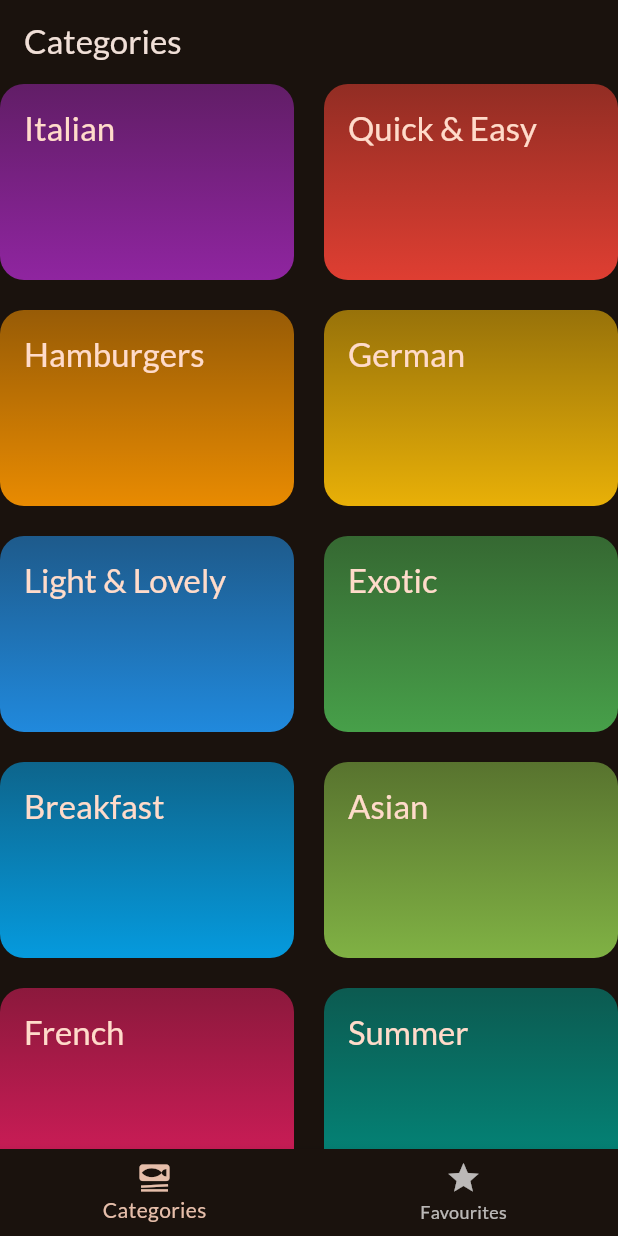
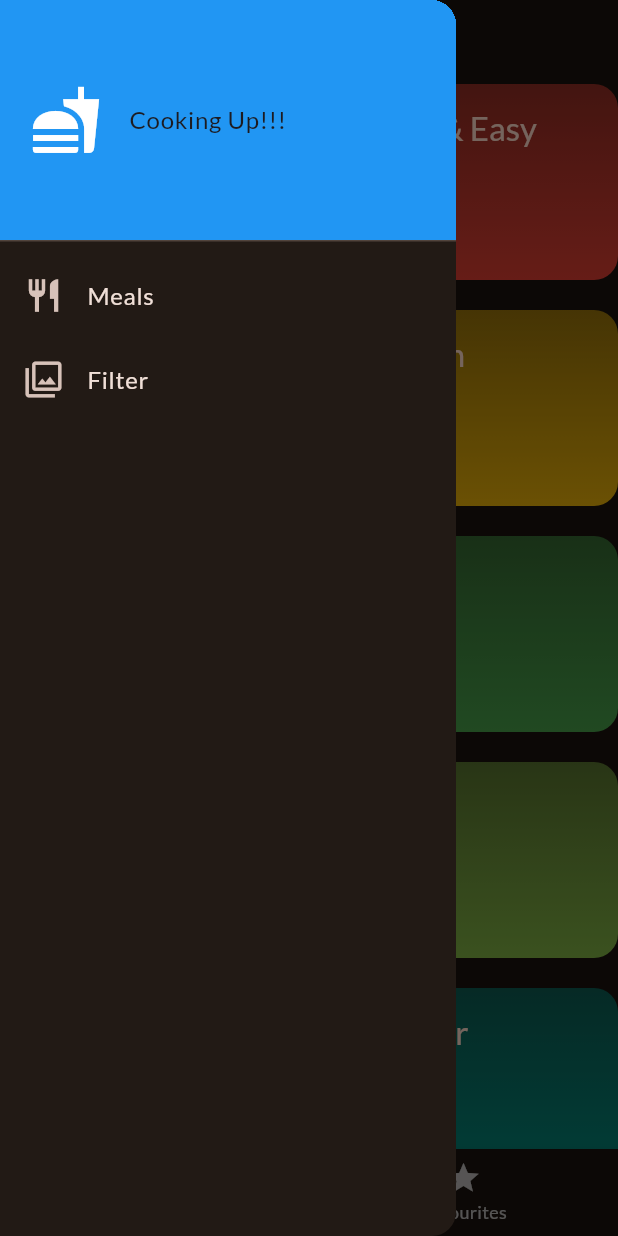
Before and after one commit to akshayiosdeveloper/Flutter, a Flutter app: the screen it shows after launch, with the side drawer open (before the commit the screen has no drawer), on a phone screen of 412 x 824 dp. Run offline on Flutter 3.47's test engine with Material 3 defaults, Android fonts, the light colour scheme and no system bars; our stand-ins replace google_fonts, transparent_image.

Commit message:
add slide drawer

```diff
--- /dev/null
+++ b/meal/lib/widgets/main_drawer.dart
@@ -0,0 +1,51 @@
+import 'package:flutter/material.dart';
+
+class MainDrawer extends StatelessWidget {
+  const MainDrawer({super.key});
+
+  @override
+  Widget build(BuildContext context) {
+    return Drawer(
+      child: Column(
+        children: [
+          DrawerHeader(
+            padding: EdgeInsets.all(20),
+            decoration: BoxDecoration(
+              color: Colors.blue,
+            ),
+            child: Row(
+              children: [
+                Icon(
+                  Icons.fastfood,
+                  size: 48,
+                ),
+                SizedBox(width: 18),
+                Text("Cooking Up!!!"),
+              ],
+            ),
+          ),
+          ListTile(
+            leading: Icon(
+              Icons.restaurant,
+              size: 26,
+            ),
+            title: Text('Meals'),
+            onTap: () {
+              Navigator.pop(context);
+            },
+          ),
+          ListTile(
+            leading: Icon(
+              Icons.filter,
+              size: 26,
+            ),
+            title: Text('Filter'),
+            onTap: () {
+              Navigator.pop(context);
+            },
+          ),
+        ],
+      ),
+    );
+  }
+}
```
Also changed, not shown: meal/lib/screens/tabs.dart (+16 -2 lines).
